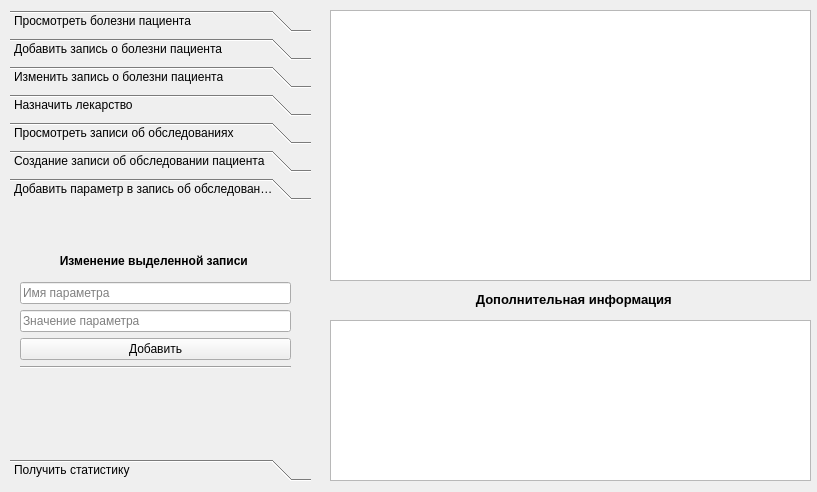
Qt form client/gui/ui/doc_window.ui (Banifest/HospitalDB) before a commit.
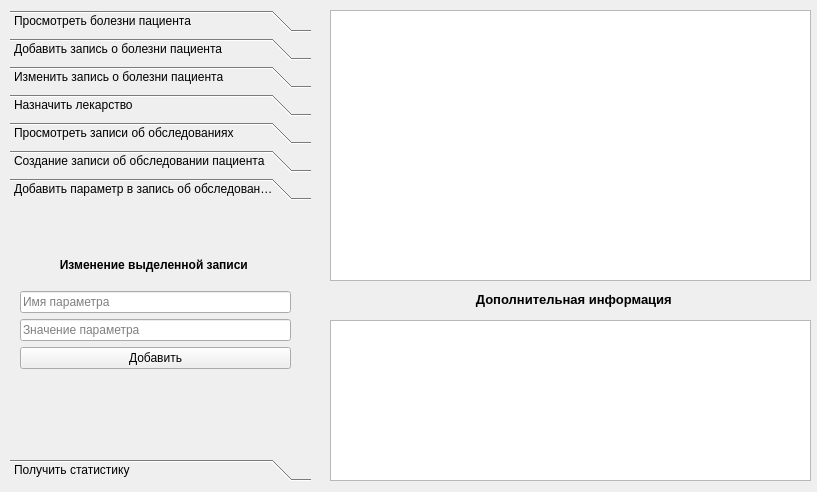
The same form after that commit. Icons and pictures are not drawn.

Diff of the .ui file:
```diff
--- a/client/gui/ui/doc_window.ui
+++ b/client/gui/ui/doc_window.ui
@@ -1698,13 +1698,6 @@
                                 </property>
                             </widget>
                         </item>
-                        <item row="4" column="0">
-                            <widget class="Line" name="line">
-                                <property name="orientation">
-                                    <enum>Qt::Horizontal</enum>
-                                </property>
-                            </widget>
-                        </item>
                         <item row="0" column="0">
                             <widget class="QLabel" name="label_4">
                                 <property name="text">
```
Left out of the diff: 42 changed lines with no effect on the pictures.
